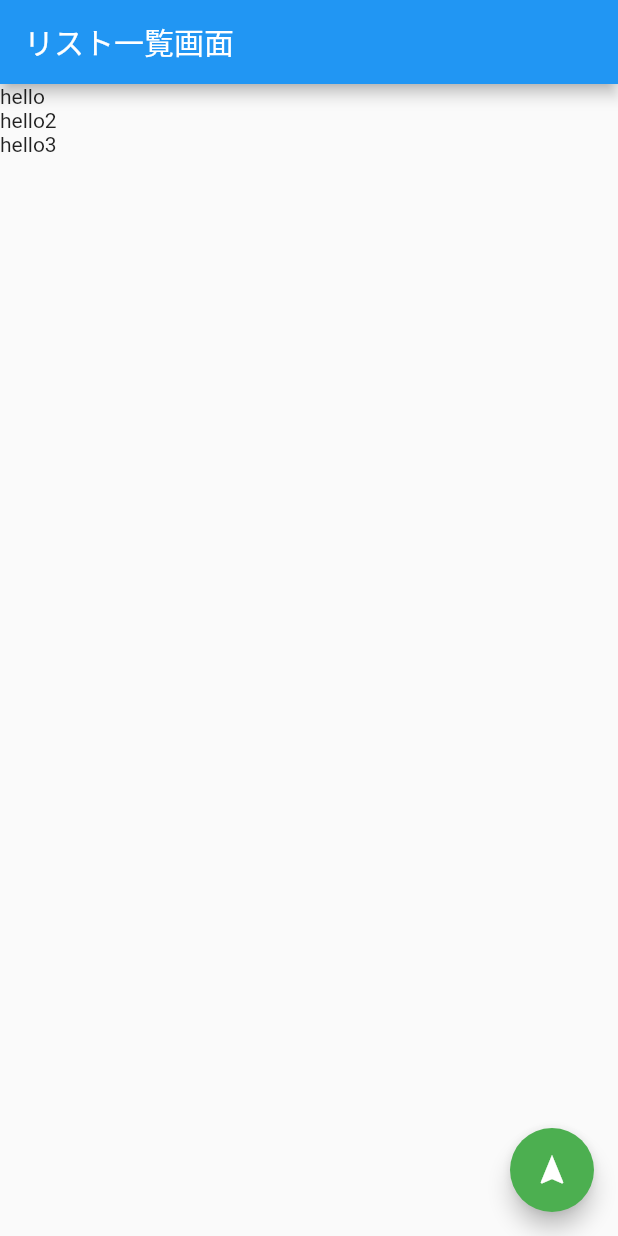
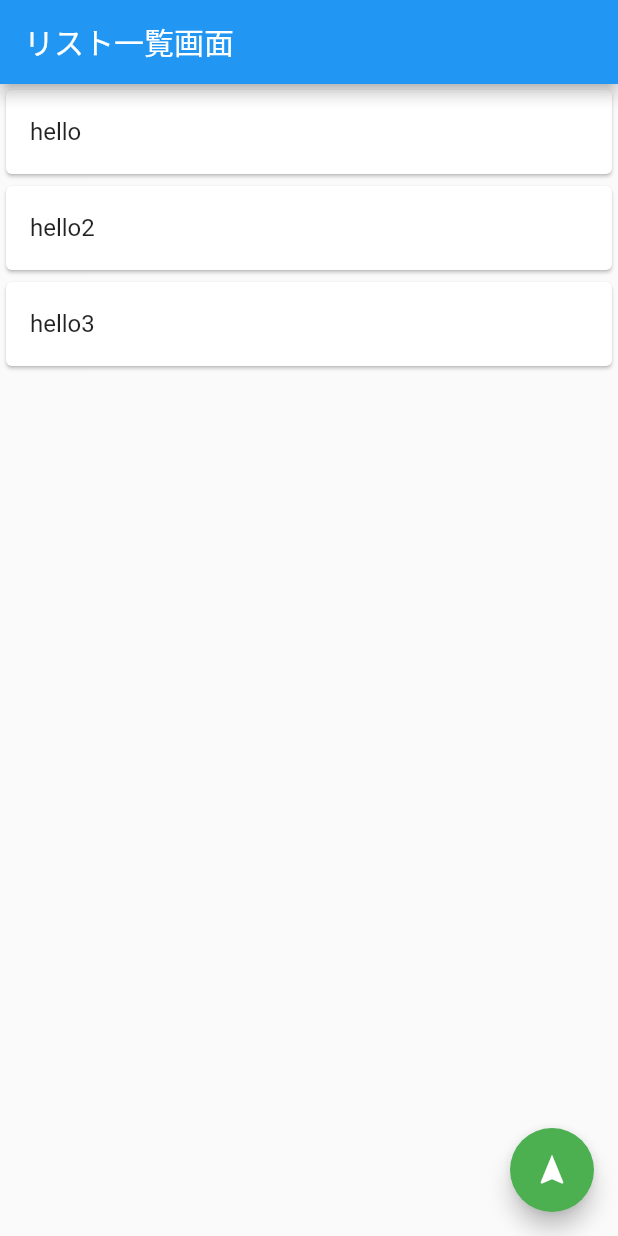
Before and after one commit to leekwangsoo1995/menu, a Flutter app: the screen it shows after launch, on a phone screen of 412 x 824 dp. Run offline on Flutter 3.47's test engine with Material 2 defaults, Android fonts, the phone set to English and light mode, and no system bars.

Commit message:
Cardの追加

```diff
--- a/lib/main.dart
+++ b/lib/main.dart
@@ -26,10 +26,21 @@ class MyHomePage extends StatelessWidget {
       ),
       body:ListView(
           children: <Widget>[
-
-            Text("hello"),
-            Text("hello2"),
-            Text("hello3"),
+            Card(
+              child:ListTile(
+                title:Text("hello")
+              )
+            ),
+            Card(
+                child:ListTile(
+                    title:Text("hello2")
+                )
+            ),
+            Card(
+                child:ListTile(
+                    title:Text("hello3")
+                )
+            ),
           ],
 
       ),
```
